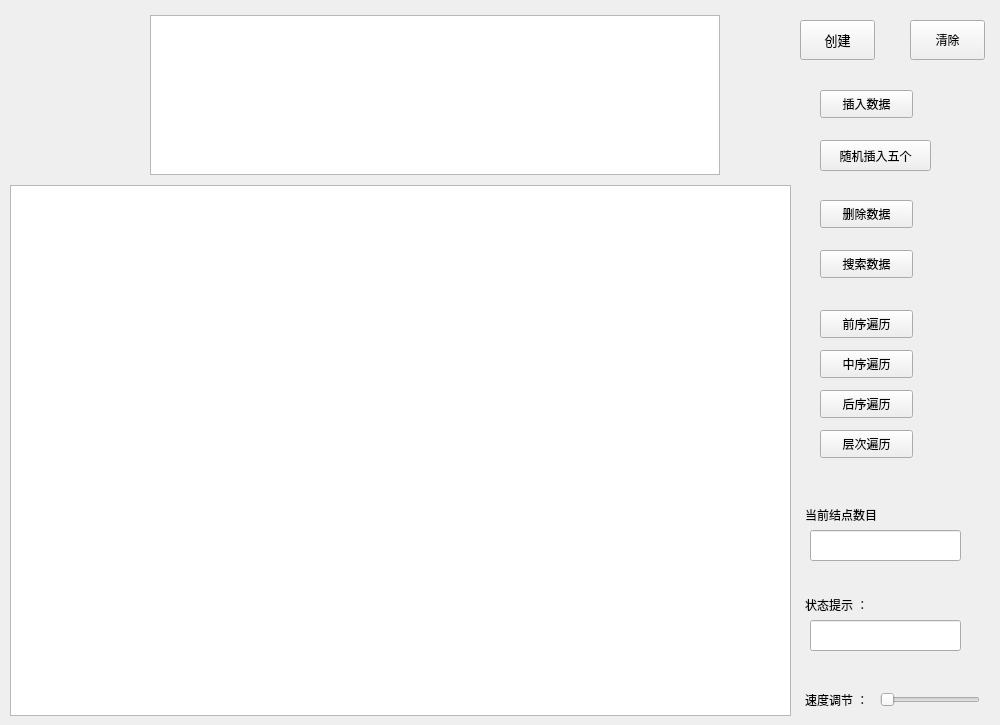
bkqkdksdr/QT, file myavltree.ui: the form before one commit.
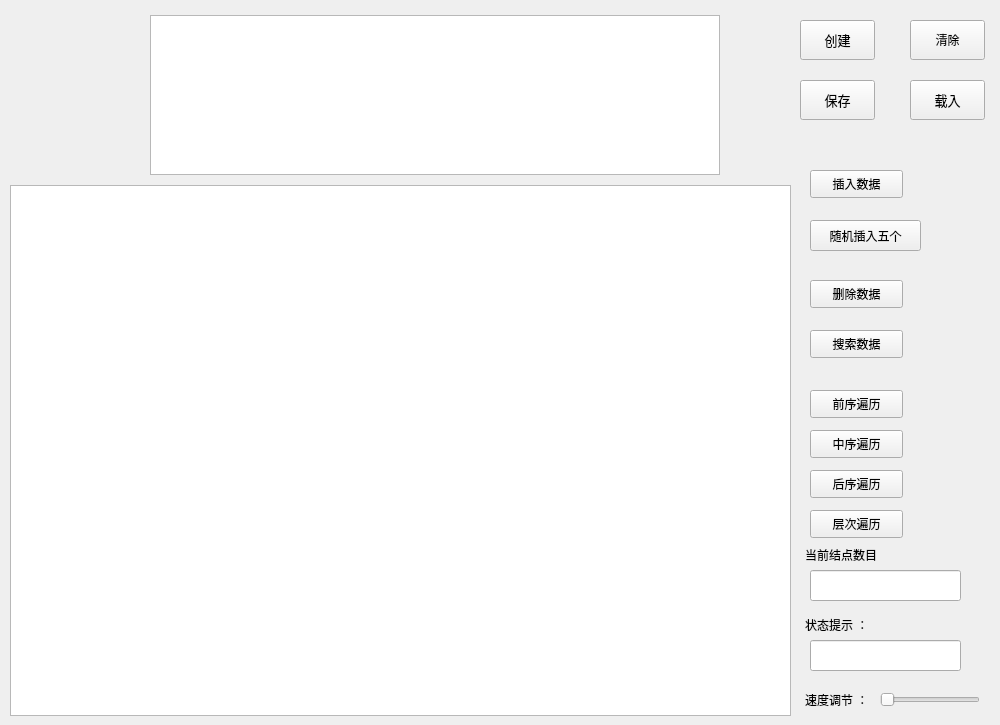
The form after the commit.

Commit message: 最后增加保存、提取 再也不改！

```diff
--- a/myavltree.ui
+++ b/myavltree.ui
@@ -16,8 +16,8 @@
   <widget class="QPushButton" name="deleteNode">
    <property name="geometry">
     <rect>
-     <x>820</x>
-     <y>200</y>
+     <x>810</x>
+     <y>280</y>
      <width>93</width>
      <height>28</height>
     </rect>
@@ -29,8 +29,8 @@
   <widget class="QPushButton" name="searchNode">
    <property name="geometry">
     <rect>
-     <x>820</x>
-     <y>250</y>
+     <x>810</x>
+     <y>330</y>
      <width>93</width>
      <height>28</height>
     </rect>
@@ -77,8 +77,8 @@
   <widget class="QPushButton" name="addNode5">
    <property name="geometry">
     <rect>
-     <x>820</x>
-     <y>140</y>
+     <x>810</x>
+     <y>220</y>
      <width>111</width>
      <height>31</height>
     </rect>
@@ -100,8 +100,8 @@
   <widget class="QPushButton" name="addNode">
    <property name="geometry">
     <rect>
-     <x>820</x>
-     <y>90</y>
+     <x>810</x>
+     <y>170</y>
      <width>93</width>
      <height>28</height>
     </rect>
@@ -127,7 +127,7 @@
    <property name="geometry">
     <rect>
      <x>805</x>
-     <y>590</y>
+     <y>610</y>
      <width>60</width>
      <height>30</height>
     </rect>
@@ -152,7 +152,7 @@
    <property name="geometry">
     <rect>
      <x>810</x>
-     <y>620</y>
+     <y>640</y>
      <width>151</width>
      <height>31</height>
     </rect>
@@ -215,7 +215,7 @@
    <property name="geometry">
     <rect>
      <x>805</x>
-     <y>500</y>
+     <y>540</y>
      <width>121</width>
      <height>30</height>
     </rect>
@@ -240,7 +240,7 @@
    <property name="geometry">
     <rect>
      <x>810</x>
-     <y>530</y>
+     <y>570</y>
      <width>151</width>
      <height>31</height>
     </rect>
@@ -261,8 +261,8 @@
   <widget class="QPushButton" name="PreOrder">
    <property name="geometry">
     <rect>
-     <x>820</x>
-     <y>310</y>
+     <x>810</x>
+     <y>390</y>
      <width>93</width>
      <height>28</height>
     </rect>
@@ -274,8 +274,8 @@
   <widget class="QPushButton" name="InOrder">
    <property name="geometry">
     <rect>
-     <x>820</x>
-     <y>350</y>
+     <x>810</x>
+     <y>430</y>
      <width>93</width>
      <height>28</height>
     </rect>
@@ -287,8 +287,8 @@
   <widget class="QPushButton" name="LastOrder">
    <property name="geometry">
     <rect>
-     <x>820</x>
-     <y>390</y>
+     <x>810</x>
+     <y>470</y>
      <width>93</width>
      <height>28</height>
     </rect>
@@ -300,8 +300,8 @@
   <widget class="QPushButton" name="LevelOrder">
    <property name="geometry">
     <rect>
-     <x>820</x>
-     <y>430</y>
+     <x>810</x>
+     <y>510</y>
      <width>93</width>
      <height>28</height>
     </rect>
@@ -310,6 +310,56 @@
     <string>层次遍历</string>
    </property>
   </widget>
+  <widget class="QPushButton" name="loadButton">
+   <property name="geometry">
+    <rect>
+     <x>910</x>
+     <y>80</y>
+     <width>75</width>
+     <height>40</height>
+    </rect>
+   </property>
+   <property name="minimumSize">
+    <size>
+     <width>0</width>
+     <height>20</height>
+    </size>
+   </property>
+   <property name="font">
+    <font>
+     <family>Consolas</family>
+     <pointsize>10</pointsize>
+    </font>
+   </property>
+   <property name="text">
+    <string>载入</string>
+   </property>
+  </widget>
+  <widget class="QPushButton" name="saveButton">
+   <property name="geometry">
+    <rect>
+     <x>800</x>
+     <y>80</y>
+     <width>75</width>
+     <height>40</height>
+    </rect>
+   </property>
+   <property name="minimumSize">
+    <size>
+     <width>0</width>
+     <height>20</height>
+    </size>
+   </property>
+   <property name="font">
+    <font>
+     <family>Consolas</family>
+     <pointsize>10</pointsize>
+    </font>
+   </property>
+   <property name="text">
+    <string>保存</string>
+   </property>
+  </widget>
  </widget>
  <resources/>
  <connections/>
```
The commit also changes 24 other files.
